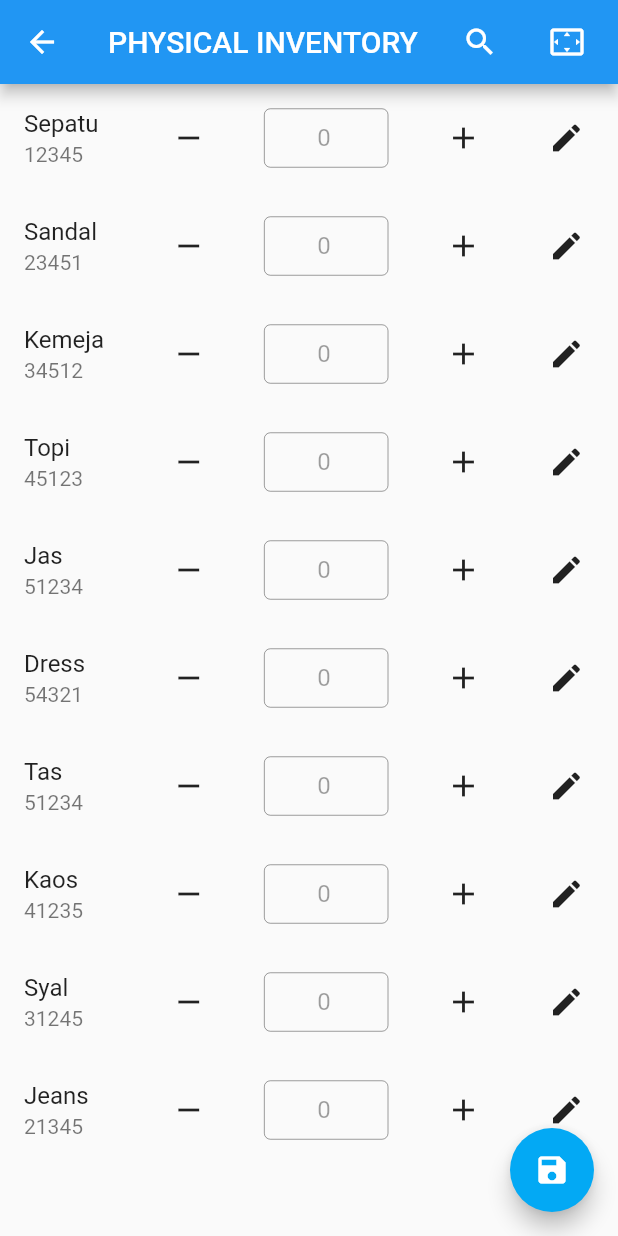
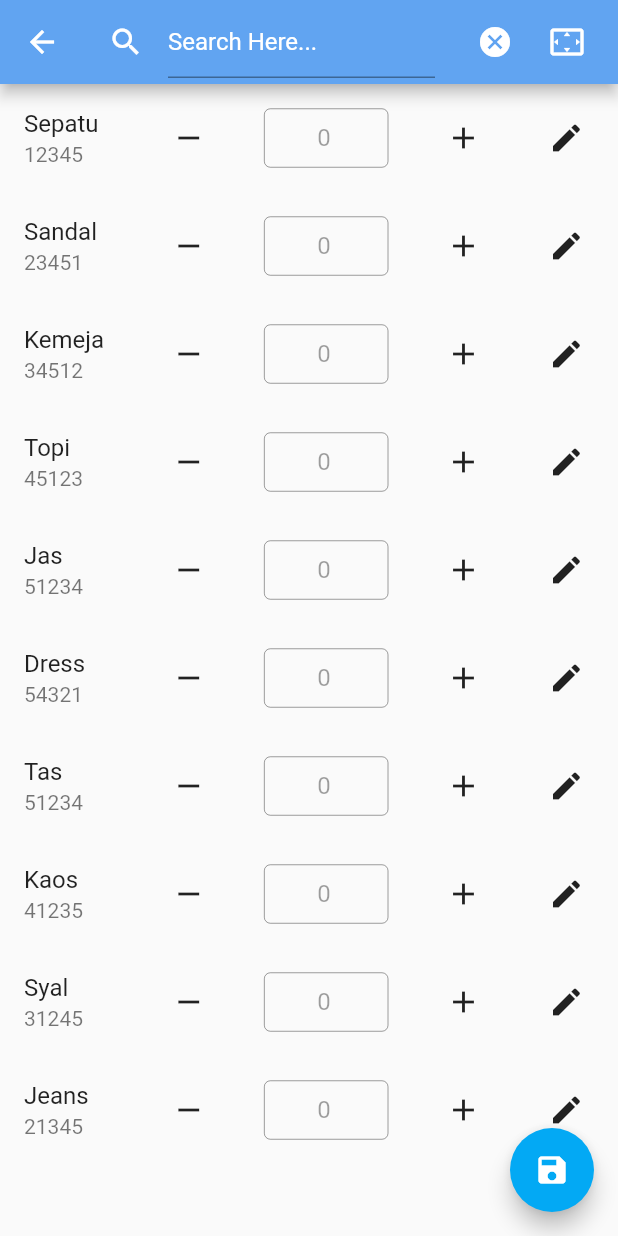
Before and after one commit to imambilqis/physicalinventory, a Flutter app: the CountScreen screen opened by its route, after a tap on the "search" icon, on a phone screen of 412 x 824 dp. Run offline on Flutter 3.47's test engine with Material 2 defaults, Android fonts, the phone set to English and light mode, and no system bars; missing offline and left inert: barcode_scan.

```diff
--- a/lib/screen/count_screen.dart
+++ b/lib/screen/count_screen.dart
@@ -12,8 +12,10 @@ class CountScreen extends StatefulWidget {
 }
 
 class _CountScreenState extends State<CountScreen> {
+
   String barcode = "";
   bool isEdit = false;
+  bool isSearching = false;
   IconData iconChange = Icons.edit;
   List<bool> isEdits = [];
   List<IconData> iconChanges = [];
@@ -44,6 +46,7 @@ class _CountScreenState extends State<CountScreen> {
   List<TextEditingController> _controllers = [];
   List<int> quantity = [];
 
+
   @override
   void initState() {
     super.initState();
@@ -52,23 +55,38 @@ class _CountScreenState extends State<CountScreen> {
       _controllers[i].text = '0';
     }
   }
-
   @override
   Widget build(BuildContext context) {
     return Scaffold(
       appBar: AppBar(
-        title: Text(
-          "Physical Inventory".toUpperCase(),
-          textAlign: TextAlign.center,
+        title: !isSearching ? Text('Physical Inventory')
+            : TextField(  style: TextStyle(color: Colors.white), decoration:
+              InputDecoration(icon: Icon(Icons.search,color: Colors.white,),
+            hintText: 'Search Here...',
+            hintStyle: TextStyle(color: Colors.white)
+        ),
         ),
         actions: <Widget>[
-          Padding(
-              padding: EdgeInsets.only(right: 10.0),
-              child: IconButton(
-                  onPressed: (){},
+          isSearching ?
+              IconButton(
+                  onPressed: (){
+                    setState(() {
+                      this.isSearching =false;
+                    });
+                  },
                   icon: Icon(
-                    Icons.search,
-                  ))),
+                    Icons.cancel,
+                  )
+              ):IconButton(
+              onPressed: (){
+                setState(() {
+                  this.isSearching =true;
+                });
+              },
+              icon: Icon(
+                Icons.search,
+              )
+          ),
           Padding(
               padding: EdgeInsets.only(right: 10.0),
               child: IconButton(
@@ -77,7 +95,9 @@ class _CountScreenState extends State<CountScreen> {
                     Icons.settings_overscan,
                   )))
         ],
+        backgroundColor: Color(0xFF61A4F1),
       ),
+
       body: ListView.builder(
           itemCount: isproduk.length,
           itemBuilder: (context, index) {
@@ -89,7 +109,7 @@ class _CountScreenState extends State<CountScreen> {
                 Expanded(
                   flex: 4,
                   child: ListTile(
-                    title: Text(isproduk[index]),
+                    title: Text(isproduk[index] ),
                     subtitle: Text(isqr[index]),
                   ),
                 ),
```
